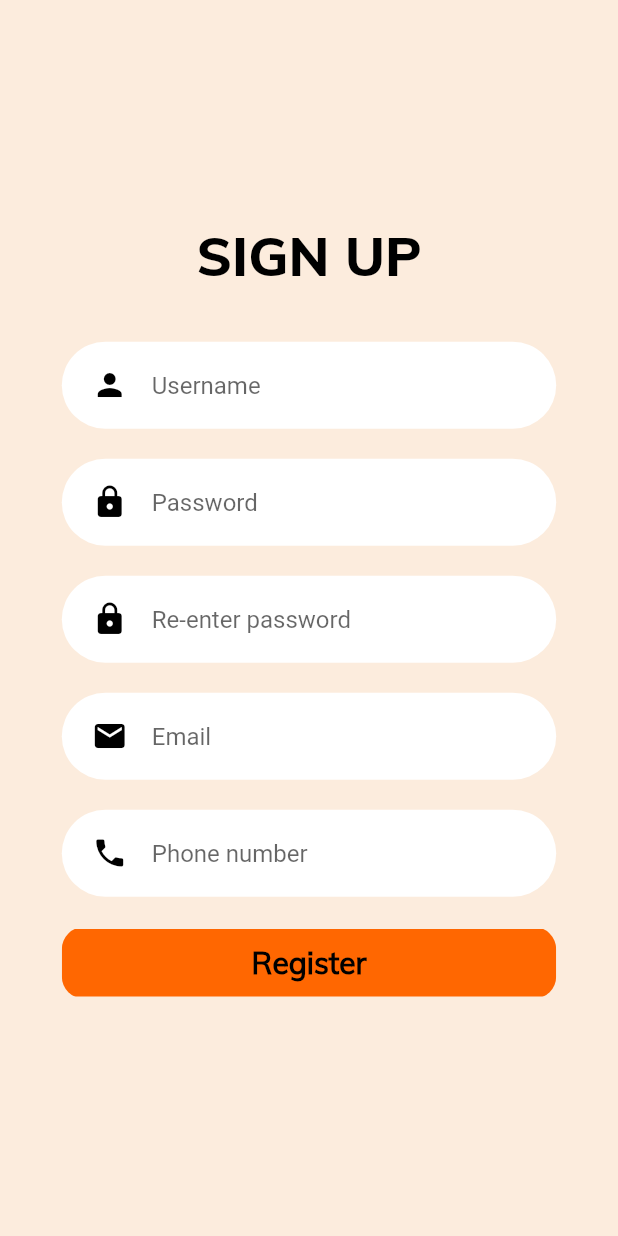
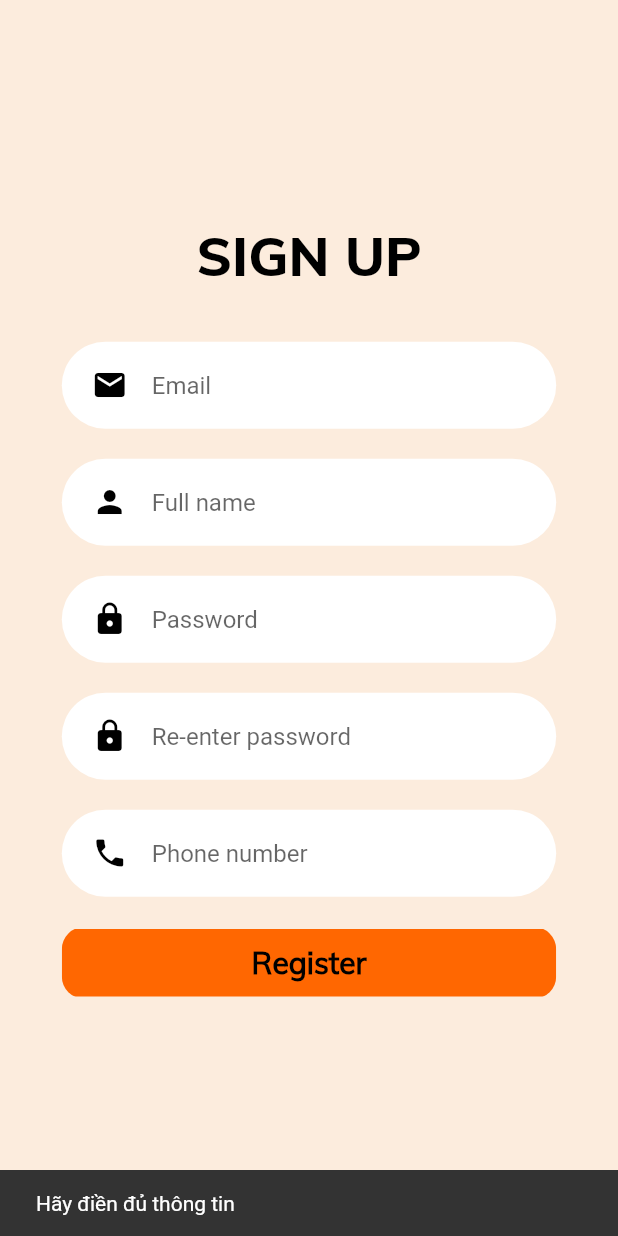
Before and after one commit to datngo2k/Light-control-app, a Flutter app: the RegisterScreen screen opened by its route, after a tap on "Register", on a phone screen of 412 x 824 dp. Run offline on Flutter 3.47's test engine with Material 2 defaults, Android fonts, the phone set to English and light mode, and no system bars; our stand-ins replace bloc, connectivity, equatable, firebase_auth, firebase_core, firebase_database and 2 more; accounts and stored records are empty.

Commit message:
done register

```diff
--- a/lib/Data/Models/User.dart
+++ b/lib/Data/Models/User.dart
@@ -2,19 +2,21 @@ import 'dart:convert';
 
 import 'package:flutter/cupertino.dart';
 
-class User {
-  bool isActive;
+class UserApp {
+  int isActive = 0;
   String email;
   String fullName;
   String phone;
+  String uid;
 
-  User({
-    @required this.isActive,
+  UserApp({
     @required this.email,
     @required this.fullName,
     @required this.phone,
+    @required this.isActive,
+    this.uid
   });
-  Map<String, dynamic> toMap() {
+  Map<String, dynamic> toJson() {
     return {
       'isActive': isActive,
       'email': email,
@@ -23,16 +25,13 @@ class User {
     };
   }
 
-  factory User.fromMap(Map<String, dynamic> map) {
-    return User(
+  factory UserApp.fromJson(Map<String, dynamic> map) {
+    return UserApp(
       isActive: map['isActive'],
       email: map['email'],
       fullName: map['fullName'],
       phone: map['phone'],
+      uid: map['uid'],
     );
   }
-
-  String toJson() => json.encode(toMap());
-
-  factory User.fromJson(String source) => User.fromMap(json.decode(source));
 }
--- /dev/null
+++ b/lib/Data/Respositories/UserRespository.dart
@@ -0,0 +1,13 @@
+import 'package:light_controller_app/Data/DataProviders/UserAPI.dart';
+import 'package:light_controller_app/Data/Models/User.dart';
+import 'package:light_controller_app/Logic/Register/cubit/register_cubit.dart';
+
+class UserRespository{
+  static UserAPI userAPI = UserAPI();
+
+  Future<RegisterState> signUp(UserApp user, String password) async {
+    RegisterState state = await userAPI.signUp(user, password);
+    return state;
+  }
+
+}
--- /dev/null
+++ b/lib/Logic/Register/cubit/register_cubit.dart
@@ -0,0 +1,17 @@
+import 'package:bloc/bloc.dart';
+import 'package:equatable/equatable.dart';
+import 'package:flutter/widgets.dart';
+import 'package:light_controller_app/Data/Models/User.dart';
+import 'package:light_controller_app/Data/Respositories/UserRespository.dart';
+
+part 'register_state.dart';
+
+class RegisterCubit extends Cubit<RegisterState> {
+  RegisterCubit() : super(RegisterInitial());
+  UserRespository userRespository = UserRespository();
+
+  void emitRegister(UserApp user, String password) async{
+    RegisterState state =  await userRespository.signUp(user, password);
+    emit(state);
+  }
+}
--- /dev/null
+++ b/lib/Logic/Register/cubit/register_state.dart
@@ -0,0 +1,17 @@
+part of 'register_cubit.dart';
+
+abstract class RegisterState extends Equatable {
+  const RegisterState();
+
+  @override
+  List<Object> get props => [];
+}
+
+class RegisterInitial extends RegisterState {}
+class RegisterFailed extends RegisterState {
+  final String errorMessage;
+  RegisterFailed({@required this.errorMessage});
+    @override
+  List<Object> get props => [errorMessage];
+}
+class RegisterSuccessed extends RegisterState {}
--- a/lib/Presentation/Screens/Login/component/login_body.dart
+++ b/lib/Presentation/Screens/Login/component/login_body.dart
@@ -27,7 +27,7 @@ class LoginBody extends StatelessWidget {
             Text("SIGN IN", style: kBigTextStyle),
             SizedBox(height: size.height * 0.03),
             RoundedInputField(
-              hintText: "Username",
+              hintText: "Email",
               onChanged: (value) {},
             ),
             RoundedPasswordField(
--- a/lib/Presentation/Screens/Register/component/register_body.dart
+++ b/lib/Presentation/Screens/Register/component/register_body.dart
@@ -1,4 +1,7 @@
 import 'package:flutter/material.dart';
+import 'package:flutter_bloc/flutter_bloc.dart';
+import 'package:light_controller_app/Data/Models/User.dart';
+import 'package:light_controller_app/Logic/Register/cubit/register_cubit.dart';
 import 'package:light_controller_app/Presentation/Screens/Login/component/background.dart';
 import 'package:light_controller_app/Presentation/components/already_have_an_account_acheck.dart';
 import 'package:light_controller_app/Presentation/components/rounded_button.dart';
@@ -10,7 +13,24 @@ class RegisterBody extends StatelessWidget {
   @override
   Widget build(BuildContext context) {
     Size size = MediaQuery.of(context).size;
-    return Background(
+    String fullName;
+    String password;
+    String reEnterPassword;
+    String email;
+    String phone;
+    return BlocListener<RegisterCubit, RegisterState>(
+      listener: (context, state) {
+        if(state is RegisterFailed){
+          final snackBar = SnackBar(content: Text(state.errorMessage));
+          ScaffoldMessenger.of(context).showSnackBar(snackBar);
+        }
+        else {
+          final snackBar = SnackBar(content: Text("Đăng kí tài khoản thành công"));
+          ScaffoldMessenger.of(context).showSnackBar(snackBar);
+        }
+
+      },
+      child: Background(
         child: SingleChildScrollView(
           child: Column(
             mainAxisAlignment: MainAxisAlignment.center,
@@ -18,33 +38,62 @@ class RegisterBody extends StatelessWidget {
               Text("SIGN UP", style: kBigTextStyle),
               SizedBox(height: size.height * 0.03),
               RoundedInputField(
-              hintText: "Username",
-              onChanged: (value) {},
+                icon: Icons.email,
+                hintText: "Email",
+                onChanged: (value) {
+                  email = value;
+                },
+              ),
+              RoundedInputField(
+                hintText: "Full name",
+                onChanged: (value) {
+                  fullName = value;
+                },
               ),
               RoundedPasswordField(
                 hintText: "Password",
-              onChanged: (value) {},
+                onChanged: (value) {
+                  password = value;
+                },
               ),
               RoundedPasswordField(
                 hintText: "Re-enter password",
-              onChanged: (value) {},
-            ),
-            RoundedInputField(
-              icon: Icons.email,
-              hintText: "Email",
-              onChanged: (value) {},
+                onChanged: (value) {
+                  reEnterPassword = value;
+                },
               ),
               RoundedInputField(
                 icon: Icons.phone,
                 hintText: "Phone number",
-              onChanged: (value) {},
+                onChanged: (value) {
+                  phone = value;
+                },
               ),
               RoundedButton(
                 text: "Register",
-              press: () {},
+                press: () {
+                  if (fullName == null ||
+                      password == null ||
+                      reEnterPassword == null ||
+                      email == null ||
+                      phone == null) {
+                    final snackBar =
+                        SnackBar(content: Text('Hãy điền đủ thông tin'));
+                    ScaffoldMessenger.of(context).showSnackBar(snackBar);
+                  } else if (password != reEnterPassword) {
+                    final snackBar =
+                        SnackBar(content: Text('Mật khẩu nhập lại chưa khớp'));
+                    ScaffoldMessenger.of(context).showSnackBar(snackBar);
+                  } else {
+                    UserApp user =
+                        UserApp(fullName: fullName, email: email, phone: phone, isActive: 0);
+                    BlocProvider.of<RegisterCubit>(context)
+                        .emitRegister(user, password);
+                  }
+                },
               ),
-
             ],
+          ),
         ),
       ),
     );
--- a/pubspec.yaml
+++ b/pubspec.yaml
@@ -34,6 +34,7 @@ dependencies:
   firebase_database: ^6.1.2
   equatable: ^2.0.0
   connectivity: ^3.0.3
+  firebase_auth: ^1.1.3
 
 dev_dependencies:
   flutter_test:
```
Also changed, not shown: lib/Data/DataProviders/UserAPI.dart (added, +38 -0 lines), lib/Data/Models/Admin.dart (+5 -5 lines), lib/main.dart (+8 -1 lines), pubspec.lock. Lines whose indentation alone changed are shown as unchanged.
